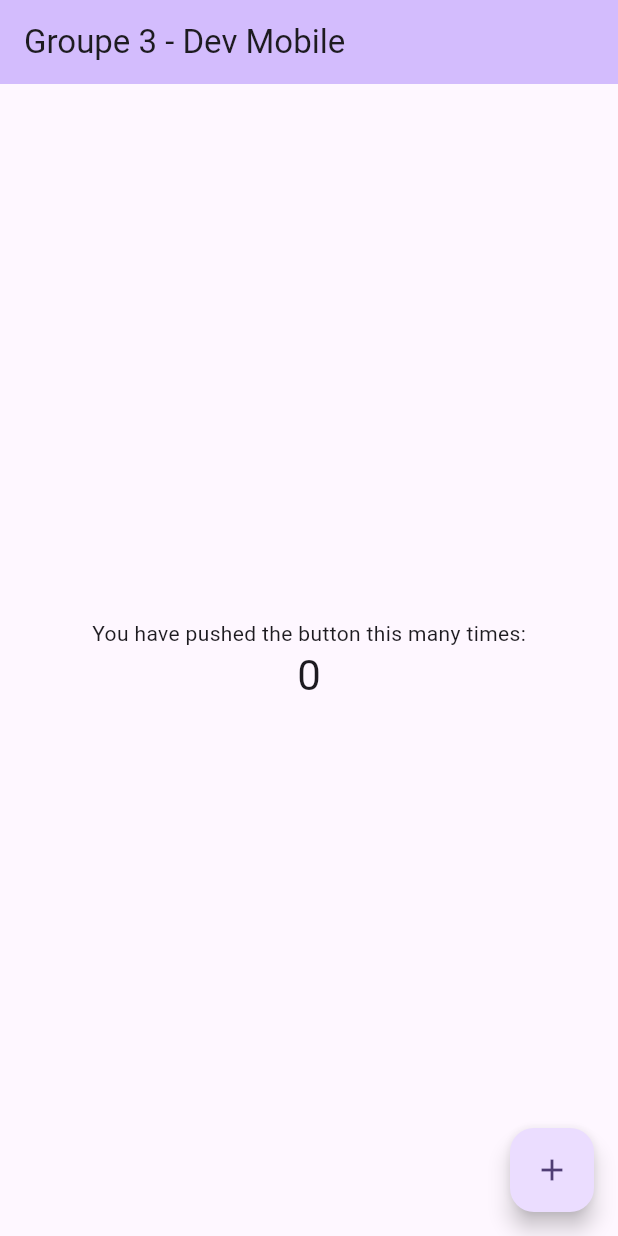
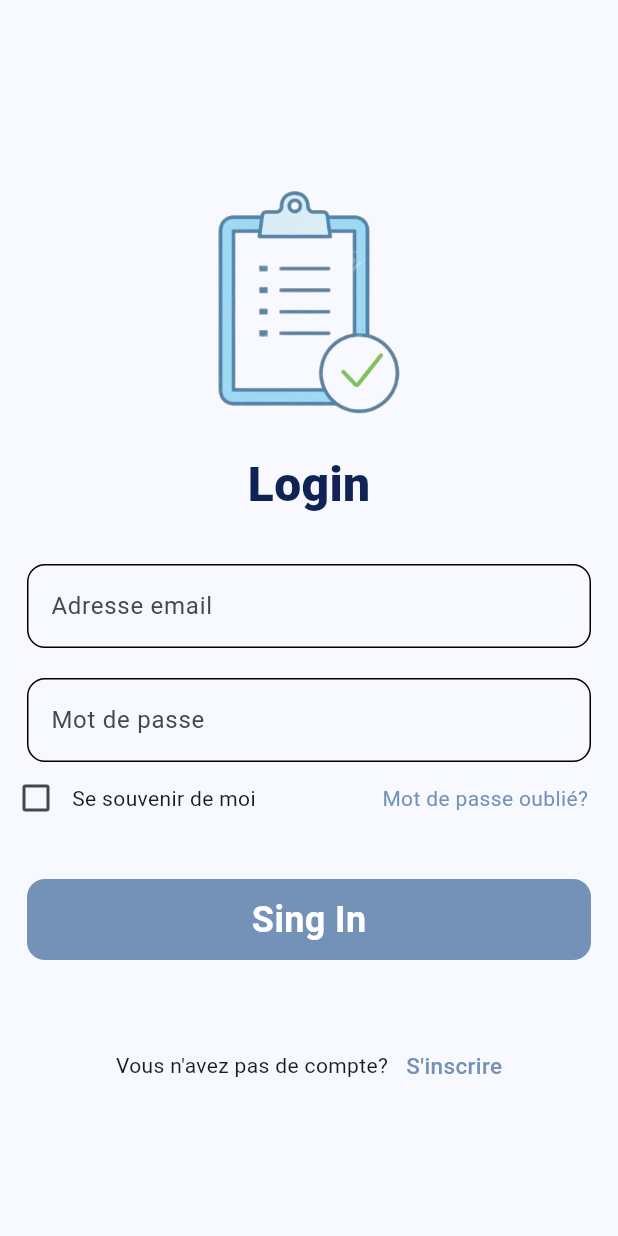
Before and after one commit to cisse410/forcen-dev-mobile-g3, a Flutter app: the screen it shows after launch, on a phone screen of 412 x 824 dp. Run offline on Flutter 3.47's test engine with Material 3 defaults, Android fonts, the phone set to English and light mode, and no system bars.

Commit message:
Login form

```diff
--- /dev/null
+++ b/lib/auth/login.dart
@@ -0,0 +1,102 @@
+import 'package:flutter/material.dart';
+import 'package:tasks_manager_forcen/widgets/custom_text_field.dart';
+
+import '../widgets/custom_button.dart';
+
+class LoginPage extends StatefulWidget {
+  const LoginPage({super.key});
+
+  @override
+  State<LoginPage> createState() => _LoginPageState();
+}
+
+class _LoginPageState extends State<LoginPage> {
+  bool? isSelected = false;
+  @override
+  Widget build(BuildContext context) {
+    return SafeArea(
+      child: Scaffold(
+        body: Center(
+          child: SingleChildScrollView(
+            child: Column(
+              mainAxisAlignment: MainAxisAlignment.center,
+              children: [
+                Image.asset(
+                  "assets/images/auth.png",
+                  width: 171,
+                ),
+                const Text(
+                  'Login',
+                  style: TextStyle(
+                    fontSize: 32,
+                    fontWeight: FontWeight.w800,
+                    color: Color(0xff112255),
+                  ),
+                ),
+                const SizedBox(height: 30),
+                const CustomTextField(
+                  hintText: "Adresse email",
+                  textInputType: TextInputType.emailAddress,
+                ),
+                const SizedBox(height: 20),
+                const CustomTextField(
+                  hintText: "Mot de passe",
+                  obscureText: true,
+                  textInputType: TextInputType.text,
+                ),
+                Row(
+                  mainAxisAlignment: MainAxisAlignment.spaceBetween,
+                  children: [
+                    Row(
+                      children: [
+                        Checkbox(
+                            value: isSelected,
+                            onChanged: (value) {
+                              setState(() {
+                                isSelected = value;
+                              });
+                            }),
+                        const Text(
+                          'Se souvenir de moi',
+                        )
+                      ],
+                    ),
+                    const Padding(
+                      padding: EdgeInsets.only(right: 20),
+                      child: Text(
+                        'Mot de passe oublié?',
+                        style: TextStyle(
+                          color: Color(0xff7492B7),
+                        ),
+                      ),
+                    )
+                  ],
+                ),
+                const CustomButton(
+                  btnContent: 'Sing In',
+                ),
+                const SizedBox(height: 30),
+                const Row(
+                    mainAxisAlignment: MainAxisAlignment.center,
+                    children: [
+                      Text(
+                        'Vous n\'avez pas de compte?',
+                      ),
+                      SizedBox(width: 12),
+                      Text(
+                        'S\'inscrire',
+                        style: TextStyle(
+                          color: Color(0xff7492B7),
+                          fontSize: 15,
+                          fontWeight: FontWeight.w500,
+                        ),
+                      ),
+                    ])
+              ],
+            ),
+          ),
+        ),
+      ),
+    );
+  }
+}
--- a/lib/main.dart
+++ b/lib/main.dart
@@ -1,4 +1,5 @@
 import 'package:flutter/material.dart';
+import 'package:tasks_manager_forcen/auth/login.dart';
 
 void main() {
   runApp(const MyApp());
@@ -7,119 +8,15 @@ void main() {
 class MyApp extends StatelessWidget {
   const MyApp({super.key});
 
-  // This widget is the root of your application.
   @override
   Widget build(BuildContext context) {
     return MaterialApp(
       title: 'Flutter Demo',
       theme: ThemeData(
-        // This is the theme of your application.
-        //
-        // TRY THIS: Try running your application with "flutter run". You'll see
-        // the application has a purple toolbar. Then, without quitting the app,
-        // try changing the seedColor in the colorScheme below to Colors.green
-        // and then invoke "hot reload" (save your changes or press the "hot
-        // reload" button in a Flutter-supported IDE, or press "r" if you used
-        // the command line to start the app).
-        //
-        // Notice that the counter didn't reset back to zero; the application
-        // state is not lost during the reload. To reset the state, use hot
-        // restart instead.
-        //
-        // This works for code too, not just values: Most code changes can be
-        // tested with just a hot reload.
-        colorScheme: ColorScheme.fromSeed(seedColor: Colors.deepPurple),
+        colorScheme: ColorScheme.fromSeed(seedColor: const Color(0xff7492b7)),
         useMaterial3: true,
       ),
-      home: const MyHomePage(title: 'Groupe 3 - Dev Mobile'),
+      home: const LoginPage(),
     );
   }
 }
-
-class MyHomePage extends StatefulWidget {
-  const MyHomePage({super.key, required this.title});
-
-  // This widget is the home page of your application. It is stateful, meaning
-  // that it has a State object (defined below) that contains fields that affect
-  // how it looks.
-
-  // This class is the configuration for the state. It holds the values (in this
-  // case the title) provided by the parent (in this case the App widget) and
-  // used by the build method of the State. Fields in a Widget subclass are
-  // always marked "final".
-
-  final String title;
-
-  @override
-  State<MyHomePage> createState() => _MyHomePageState();
-}
-
-class _MyHomePageState extends State<MyHomePage> {
-  int _counter = 0;
-
-  void _incrementCounter() {
-    setState(() {
-      // This call to setState tells the Flutter framework that something has
-      // changed in this State, which causes it to rerun the build method below
-      // so that the display can reflect the updated values. If we changed
-      // _counter without calling setState(), then the build method would not be
-      // called again, and so nothing would appear to happen.
-      _counter++;
-    });
-  }
-
-  @override
-  Widget build(BuildContext context) {
-    // This method is rerun every time setState is called, for instance as done
-    // by the _incrementCounter method above.
-    //
-    // The Flutter framework has been optimized to make rerunning build methods
-    // fast, so that you can just rebuild anything that needs updating rather
-    // than having to individually change instances of widgets.
-    return Scaffold(
-      appBar: AppBar(
-        // TRY THIS: Try changing the color here to a specific color (to
-        // Colors.amber, perhaps?) and trigger a hot reload to see the AppBar
-        // change color while the other colors stay the same.
-        backgroundColor: Theme.of(context).colorScheme.inversePrimary,
-        // Here we take the value from the MyHomePage object that was created by
-        // the App.build method, and use it to set our appbar title.
-        title: Text(widget.title),
-      ),
-      body: Center(
-        // Center is a layout widget. It takes a single child and positions it
-        // in the middle of the parent.
-        child: Column(
-          // Column is also a layout widget. It takes a list of children and
-          // arranges them vertically. By default, it sizes itself to fit its
-          // children horizontally, and tries to be as tall as its parent.
-          //
-          // Column has various properties to control how it sizes itself and
-          // how it positions its children. Here we use mainAxisAlignment to
-          // center the children vertically; the main axis here is the vertical
-          // axis because Columns are vertical (the cross axis would be
-          // horizontal).
-          //
-          // TRY THIS: Invoke "debug painting" (choose the "Toggle Debug Paint"
-          // action in the IDE, or press "p" in the console), to see the
-          // wireframe for each widget.
-          mainAxisAlignment: MainAxisAlignment.center,
-          children: <Widget>[
-            const Text(
-              'You have pushed the button this many times:',
-            ),
-            Text(
-              '$_counter',
-              style: Theme.of(context).textTheme.headlineMedium,
-            ),
-          ],
-        ),
-      ),
-      floatingActionButton: FloatingActionButton(
-        onPressed: _incrementCounter,
-        tooltip: 'Increment',
-        child: const Icon(Icons.add),
-      ), // This trailing comma makes auto-formatting nicer for build methods.
-    );
-  }
-}
--- /dev/null
+++ b/lib/widgets/custom_button.dart
@@ -0,0 +1,33 @@
+import 'package:flutter/material.dart';
+
+class CustomButton extends StatelessWidget {
+  const CustomButton({
+    super.key,
+    required this.btnContent,
+  });
+  final String btnContent;
+
+  @override
+  Widget build(BuildContext context) {
+    return Container(
+      padding: const EdgeInsets.symmetric(vertical: 10),
+      margin: const EdgeInsets.symmetric(horizontal: 18, vertical: 30),
+      decoration: BoxDecoration(
+          color: const Color(0xff7492B7),
+          borderRadius: BorderRadius.circular(12)),
+      child: Row(
+        mainAxisAlignment: MainAxisAlignment.center,
+        children: [
+          Text(
+            btnContent,
+            style: const TextStyle(
+              fontWeight: FontWeight.w600,
+              color: Colors.white,
+              fontSize: 24,
+            ),
+          ),
+        ],
+      ),
+    );
+  }
+}
--- /dev/null
+++ b/lib/widgets/custom_text_field.dart
@@ -0,0 +1,38 @@
+import 'package:flutter/material.dart';
+
+class CustomTextField extends StatelessWidget {
+  const CustomTextField(
+      {super.key,
+      required this.hintText,
+      required this.textInputType,
+      this.obscureText = false});
+  final String hintText;
+  final TextInputType textInputType;
+  final bool obscureText;
+
+  @override
+  Widget build(BuildContext context) {
+    return Padding(
+      padding: const EdgeInsets.symmetric(horizontal: 18),
+      child: TextFormField(
+        keyboardType: textInputType,
+        obscureText: obscureText,
+        decoration: InputDecoration(
+          hintText: hintText,
+          border: OutlineInputBorder(
+            borderRadius: BorderRadius.circular(12),
+          ),
+          enabledBorder: OutlineInputBorder(
+            borderRadius: BorderRadius.circular(12),
+          ),
+          focusedBorder: OutlineInputBorder(
+            borderSide: const BorderSide(
+              color: Color(0xff7492B7),
+            ),
+            borderRadius: BorderRadius.circular(12),
+          ),
+        ),
+      ),
+    );
+  }
+}
```
Also changed, not shown: pubspec.yaml (+4 -7 lines), assets/images/auth.png (added), lib/auth/register.dart (added), lib/pages/home_page.dart (added).
